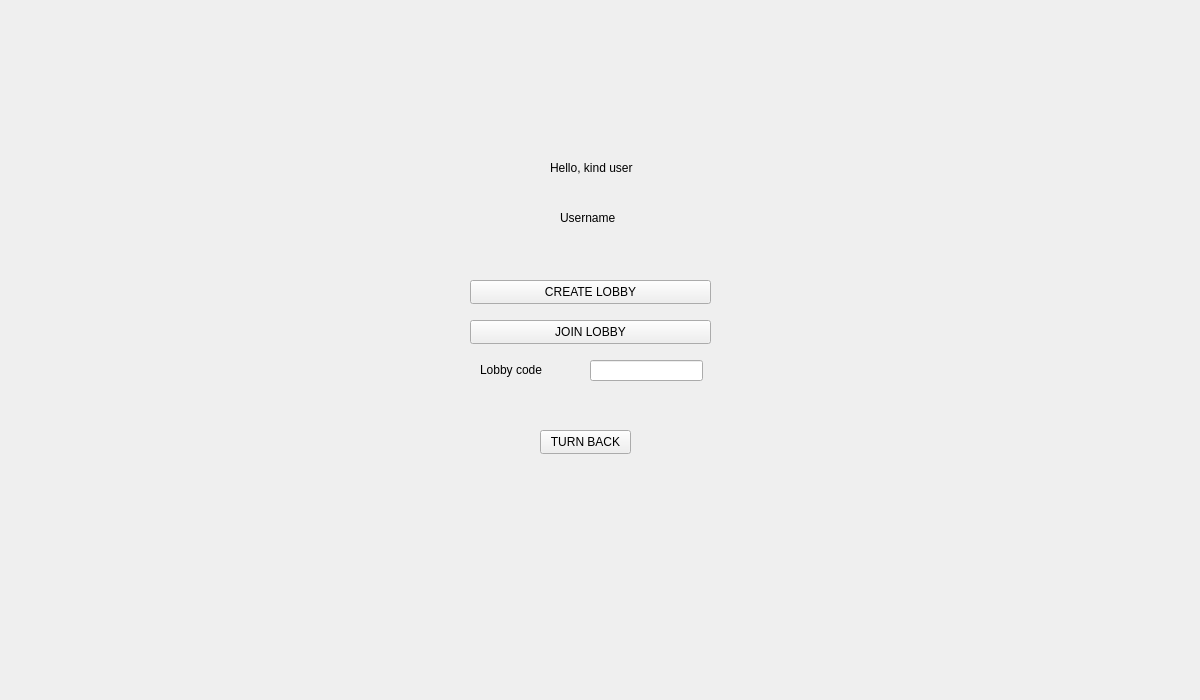
Above: Client/Client/Client/LobbyPage.ui from ElenaLaura366/ProjectModernCpp before the change. Below: the same form after it.
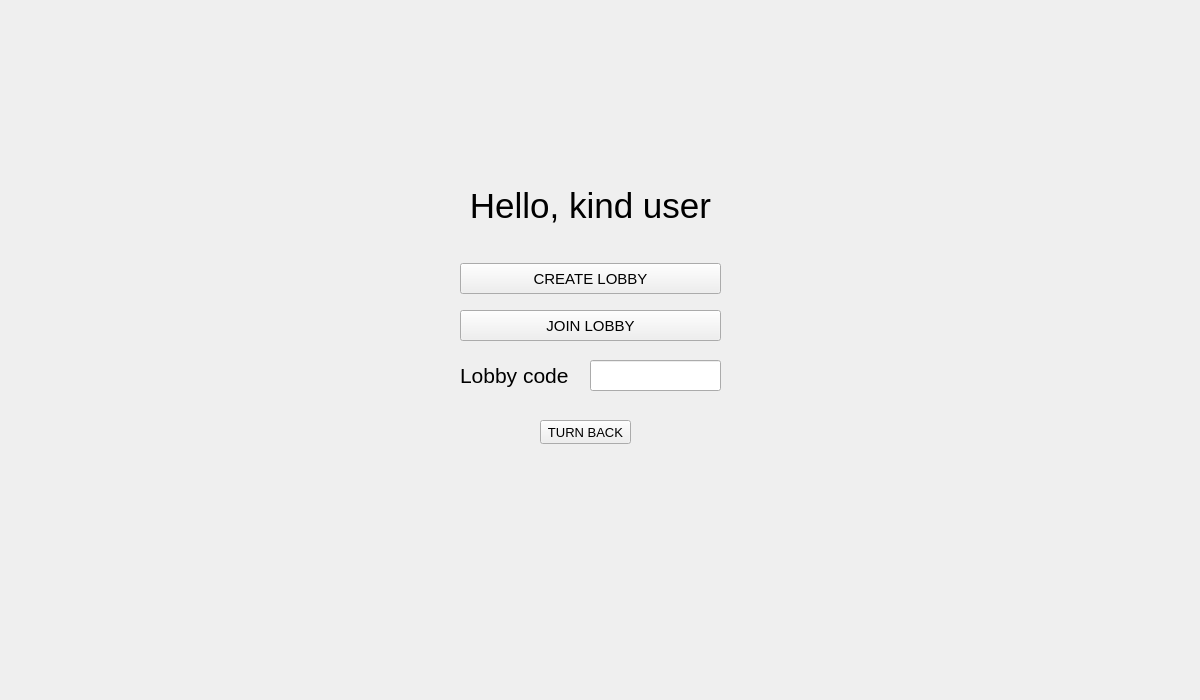
That is the form after the change.

Commit message: made chat desabled for drawing player, ui work

Patch:
```diff
--- a/Client/Client/Client/LobbyPage.ui
+++ b/Client/Client/Client/LobbyPage.ui
@@ -18,20 +18,25 @@
     <rect>
      <x>590</x>
      <y>360</y>
-     <width>113</width>
-     <height>21</height>
+     <width>131</width>
+     <height>31</height>
     </rect>
    </property>
   </widget>
   <widget class="QPushButton" name="createLobbyBtn">
    <property name="geometry">
     <rect>
-     <x>470</x>
-     <y>280</y>
-     <width>241</width>
-     <height>24</height>
+     <x>460</x>
+     <y>263</y>
+     <width>261</width>
+     <height>31</height>
     </rect>
    </property>
+   <property name="font">
+    <font>
+     <pointsize>11</pointsize>
+    </font>
+   </property>
    <property name="text">
     <string>CREATE LOBBY</string>
    </property>
@@ -39,12 +44,17 @@
   <widget class="QPushButton" name="joinLobbyBtn">
    <property name="geometry">
     <rect>
-     <x>470</x>
-     <y>320</y>
-     <width>241</width>
-     <height>24</height>
+     <x>460</x>
+     <y>310</y>
+     <width>261</width>
+     <height>31</height>
     </rect>
    </property>
+   <property name="font">
+    <font>
+     <pointsize>11</pointsize>
+    </font>
+   </property>
    <property name="text">
     <string>JOIN LOBBY</string>
    </property>
@@ -52,12 +62,17 @@
   <widget class="QLabel" name="labelLobbyCode">
    <property name="geometry">
     <rect>
-     <x>480</x>
+     <x>460</x>
      <y>360</y>
-     <width>91</width>
-     <height>20</height>
+     <width>121</width>
+     <height>31</height>
     </rect>
    </property>
+   <property name="font">
+    <font>
+     <pointsize>16</pointsize>
+    </font>
+   </property>
    <property name="text">
     <string>Lobby code</string>
    </property>
@@ -65,38 +80,38 @@
   <widget class="QLabel" name="label_2">
    <property name="geometry">
     <rect>
-     <x>550</x>
+     <x>440</x>
      <y>160</y>
-     <width>151</width>
-     <height>16</height>
+     <width>301</width>
+     <height>91</height>
     </rect>
    </property>
+   <property name="font">
+    <font>
+     <pointsize>26</pointsize>
+    </font>
+   </property>
    <property name="text">
     <string>Hello, kind user</string>
    </property>
-  </widget>
-  <widget class="QLabel" name="label_3">
-   <property name="geometry">
-    <rect>
-     <x>560</x>
-     <y>210</y>
-     <width>91</width>
-     <height>16</height>
-    </rect>
-   </property>
-   <property name="text">
-    <string>Username</string>
+   <property name="alignment">
+    <set>Qt::AlignCenter</set>
    </property>
   </widget>
   <widget class="QPushButton" name="logoutBtn">
    <property name="geometry">
     <rect>
      <x>540</x>
-     <y>430</y>
+     <y>420</y>
      <width>91</width>
      <height>24</height>
     </rect>
    </property>
+   <property name="font">
+    <font>
+     <pointsize>10</pointsize>
+    </font>
+   </property>
    <property name="text">
     <string>TURN BACK</string>
    </property>
```
The commit also changes 6 other files.
